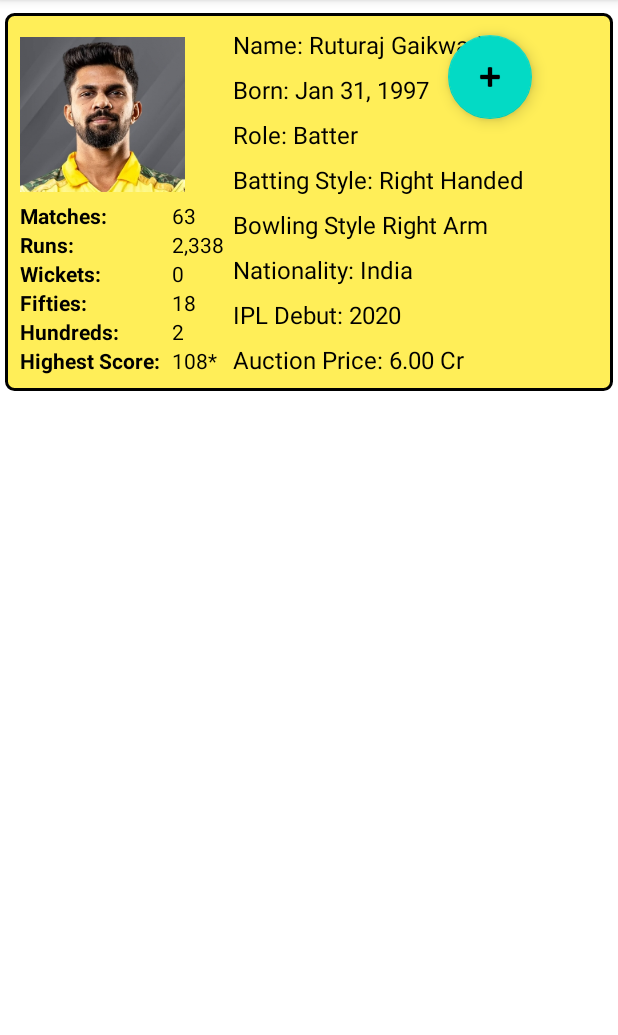
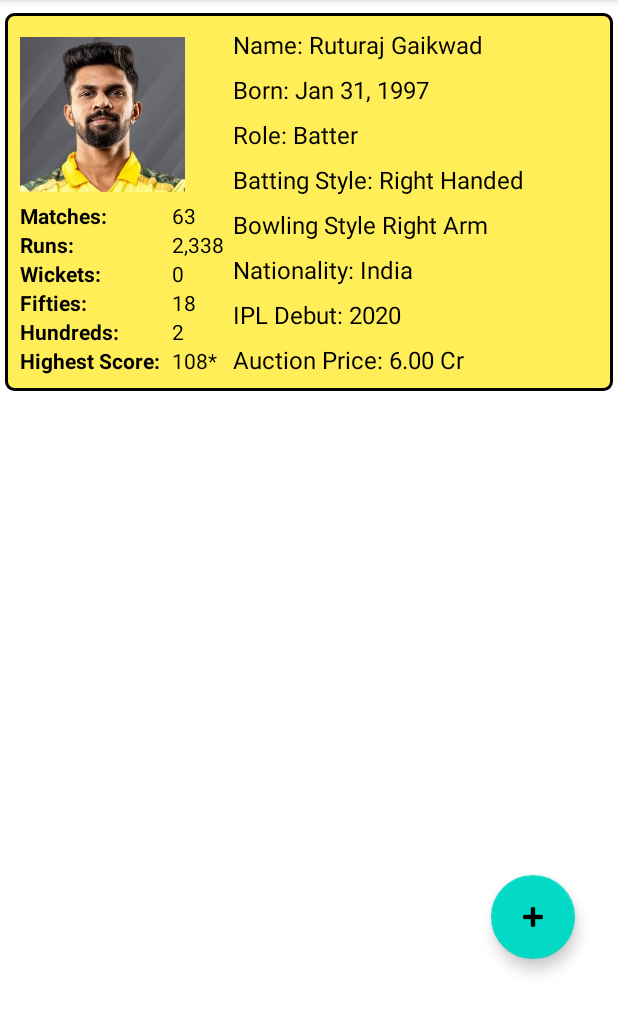
Before and after one commit to umesh-coder/CSK-Players, an Android app: the screen it shows after launch (MainActivity), on a phone screen of 412 x 824 dp, the part 84-1119 px from its top. Run offline under Robolectric (Android 15) with nearby library versions, the phone set to English and light mode, and no system bars.

Commit message:
fixed the floating button

```diff
--- a/app/src/main/res/layout/activity_main.xml
+++ b/app/src/main/res/layout/activity_main.xml
@@ -25,19 +25,9 @@
         android:visibility="gone"
         />
 
-    <com.google.android.material.floatingactionbutton.FloatingActionButton
-        android:layout_marginTop="20dp"
-        android:id="@+id/Add_player"
-        android:layout_width="wrap_content"
-        android:layout_height="wrap_content"
-        android:layout_below="@+id/input_data"
-        android:src="@android:drawable/ic_input_add"
-        android:layout_gravity="end|bottom"
-        android:layout_marginLeft="295dp"
-        app:fabSize="normal" />
+
 
     <androidx.recyclerview.widget.RecyclerView
-
         android:paddingTop="5dp"
         android:layout_below="@+id/input_data"
         android:id="@+id/player_details"
@@ -46,4 +36,17 @@
         tools:listitem="@layout/playerdetails"
         />
 
+    <com.google.android.material.floatingactionbutton.FloatingActionButton
+        android:layout_marginTop="580dp"
+        android:id="@+id/Add_player"
+        android:layout_width="wrap_content"
+        android:layout_height="wrap_content"
+        android:src="@android:drawable/ic_input_add"
+        android:layout_gravity="bottom"
+        android:layout_alignParentEnd="true"
+        android:layout_marginEnd="25dp"
+
+
+        app:fabSize="normal" />
+
 </RelativeLayout>
```
